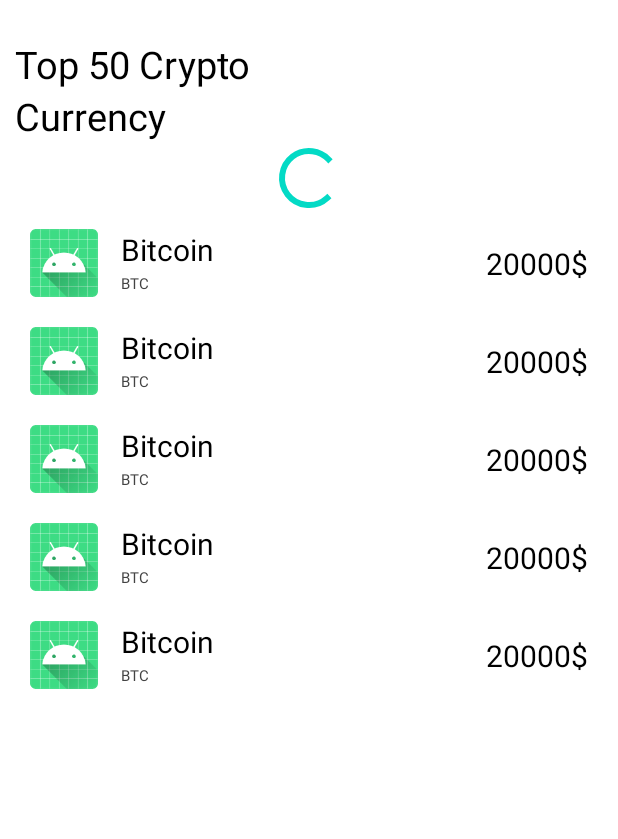
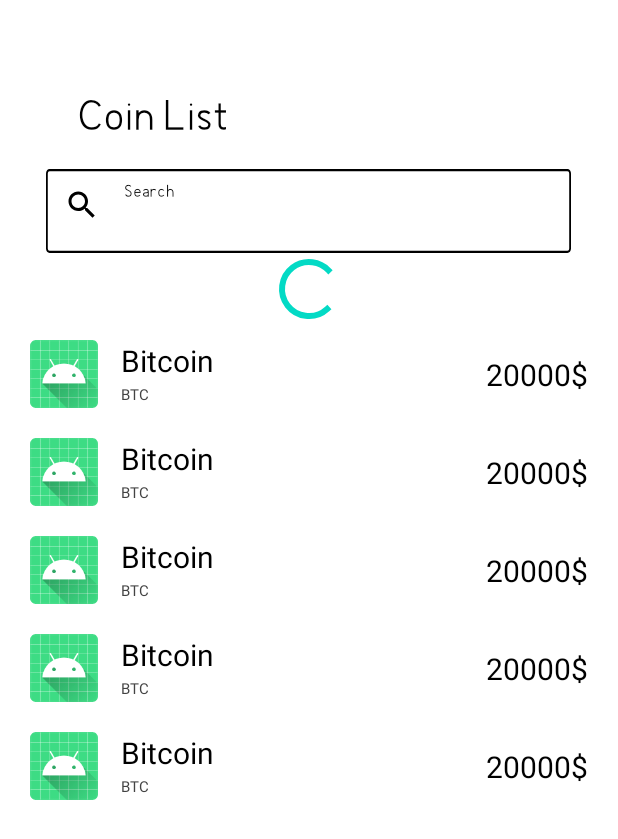
Before and after one commit to iTarley/TBC_Course_Exam, an Android app: the layout crypto_fragment.xml on its own in the app's theme, with its tools: preview values and no code run, on a phone screen of 412 x 824 dp. Shown: the top 839 px of the screen. Run offline under Robolectric (Android 15) with nearby library versions, the phone set to English and light mode, and no system bars.

Commit message:
search view + small fixes

```diff
--- /dev/null
+++ b/app/src/main/res/drawable/ic_search.xml
@@ -0,0 +1,5 @@
+<vector android:height="24dp" android:tint="#000000"
+    android:viewportHeight="24" android:viewportWidth="24"
+    android:width="24dp" xmlns:android="http://schemas.android.com/apk/res/android">
+    <path android:fillColor="@android:color/white" android:pathData="M15.5,14h-0.79l-0.28,-0.27C15.41,12.59 16,11.11 16,9.5 16,5.91 13.09,3 9.5,3S3,5.91 3,9.5 5.91,16 9.5,16c1.61,0 3.09,-0.59 4.23,-1.57l0.27,0.28v0.79l5,4.99L20.49,19l-4.99,-5zM9.5,14C7.01,14 5,11.99 5,9.5S7.01,5 9.5,5 14,7.01 14,9.5 11.99,14 9.5,14z"/>
+</vector>
--- a/app/src/main/res/layout/crypto_fragment.xml
+++ b/app/src/main/res/layout/crypto_fragment.xml
@@ -8,30 +8,45 @@
     tools:context=".ui.crypto.CryptoFragment">
 
 
-    <LinearLayout
-        android:id="@+id/linearLayout"
+    <androidx.appcompat.widget.AppCompatTextView
         android:layout_width="wrap_content"
         android:layout_height="wrap_content"
-        android:layout_marginStart="10dp"
-        android:layout_marginTop="25dp"
-        android:orientation="vertical"
-        android:weightSum="2">
+        android:fontFamily="@font/bpg_nino_mtavruli_normal"
+        android:text="@string/coin_list"
+        android:textColor="@color/black"
+        android:layout_marginStart="51dp"
+        android:layout_marginTop="64dp"
+        android:textSize="30sp" />
 
-        <androidx.appcompat.widget.AppCompatTextView
+
+
+    <com.google.android.material.textfield.TextInputLayout
+        android:id="@+id/searchLayout"
+        style="@style/Widget.MaterialComponents.TextInputLayout.FilledBox"
+        android:layout_width="wrap_content"
+        android:layout_height="wrap_content"
+        android:layout_marginTop="18dp"
+        android:hint="@string/search"
+        android:layout_gravity="center"
+        app:boxStrokeWidth="0dp"
+        app:boxStrokeWidthFocused="0dp"
+        app:endIconMode="clear_text"
+        app:startIconDrawable="@drawable/ic_search"
+        app:endIconTint="@color/black"
+        app:startIconTint="@color/black">
+
+        <com.google.android.material.textfield.TextInputEditText
+            android:id="@+id/searchEditText"
             android:layout_width="wrap_content"
             android:layout_height="wrap_content"
-            android:text="Top 50 Crypto"
-            android:textColor="@color/black"
-            android:textSize="25sp" />
+            android:background="@drawable/text_box"
+            android:fontFamily="@font/bpg_nino_mtavruli_normal"
+            android:inputType="text"
+            android:paddingTop="23dp"
+            android:singleLine="true"
+            android:textSize="22sp" />
 
-        <androidx.appcompat.widget.AppCompatTextView
-            android:layout_width="wrap_content"
-            android:layout_height="wrap_content"
-            android:text="Currency"
-            android:textColor="@color/black"
-            android:textSize="25sp" />
-
-    </LinearLayout>
+    </com.google.android.material.textfield.TextInputLayout>
 
     <ProgressBar
         android:id="@+id/progressBar"
@@ -44,7 +59,7 @@
     <androidx.recyclerview.widget.RecyclerView
         android:id="@+id/cryptoRecycler"
         android:layout_width="match_parent"
-        android:layout_height="wrap_content"
+        android:layout_height="match_parent"
         android:layout_marginStart="10dp"
         android:layout_marginEnd="10dp"
         tools:itemCount="5"
--- a/app/src/main/res/layout/fragment_login.xml
+++ b/app/src/main/res/layout/fragment_login.xml
@@ -71,6 +71,7 @@
         android:hint="@string/password"
         app:boxStrokeWidth="0dp"
         app:boxStrokeWidthFocused="0dp"
+        android:layout_marginTop="4dp"
         app:endIconMode="password_toggle"
         app:endIconTint="@color/black"
         app:errorEnabled="true"
@@ -99,7 +100,7 @@
         android:layout_width="wrap_content"
         android:layout_height="wrap_content"
         android:layout_marginStart="32dp"
-        android:layout_marginTop="66dp"
+        android:layout_marginTop="70dp"
         android:buttonTint="@color/black"
         android:fontFamily="@font/bpg_nino_mtavruli_normal"
         android:scaleX="1.2"
--- a/app/src/main/res/values/strings.xml
+++ b/app/src/main/res/values/strings.xml
@@ -37,4 +37,6 @@
     <string name="confirm">Confirm</string>
     <string name="usd">USD</string>
     <string name="resultExchange"> %1$s  %2$s</string>
+    <string name="search">Search</string>
+    <string name="coin_list">Coin List</string>
 </resources>
```
Also changed, not shown: app/src/main/java/com/example/nlapp/adapters/CryptoAdapter.kt (+9 -2 lines), app/src/main/java/com/example/nlapp/ui/crypto/CryptoFragment.kt (+51 -0 lines).
